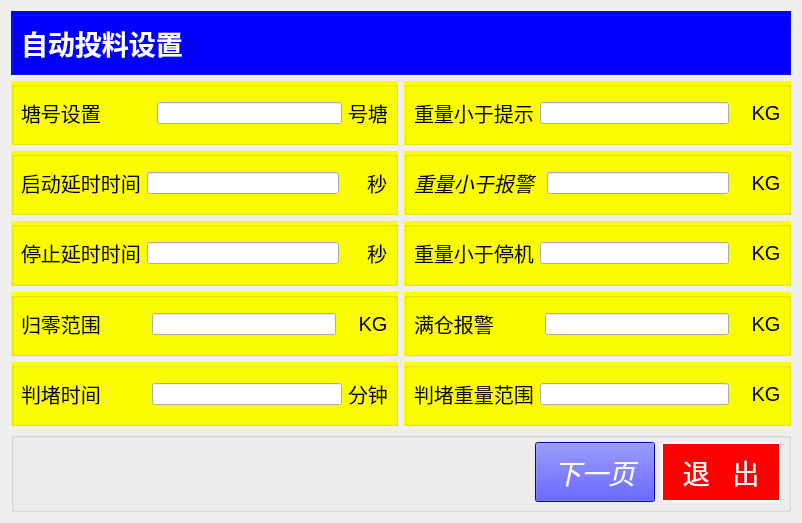
Before: the Qt Designer form chengyi_Qt4linux/form_parameter.ui in wsh01/batch-feeder, drawn with Qt 5.
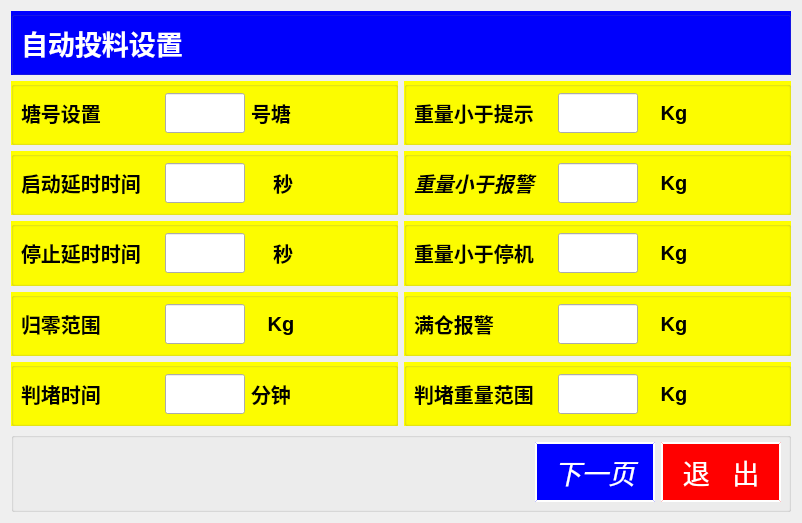
After: the same form once the commit is applied.

Patch:
```diff
--- a/chengyi_Qt4linux/form_parameter.ui
+++ b/chengyi_Qt4linux/form_parameter.ui
@@ -10,6 +10,12 @@
     <height>523</height>
    </rect>
   </property>
+  <property name="minimumSize">
+   <size>
+    <width>800</width>
+    <height>480</height>
+   </size>
+  </property>
   <property name="windowTitle">
    <string>Form</string>
   </property>
@@ -58,6 +64,136 @@
      </layout>
     </widget>
    </item>
+   <item row="2" column="0">
+    <widget class="QGroupBox" name="groupBox_10">
+     <property name="styleSheet">
+      <string notr="true">QGroupBox{ background-color:rgb(255, 255, 0);} 
+QGroupBox{ margin-top:0px;}
+QGroupBox:title {margin-top: 0px;}</string>
+     </property>
+     <property name="title">
+      <string/>
+     </property>
+     <layout class="QGridLayout" name="gridLayout_10">
+      <item row="0" column="0">
+       <widget class="QLabel" name="label_17">
+        <property name="font">
+         <font>
+          <pointsize>15</pointsize>
+          <weight>75</weight>
+          <bold>true</bold>
+         </font>
+        </property>
+        <property name="text">
+         <string>启动延时时间</string>
+        </property>
+       </widget>
+      </item>
+      <item row="0" column="1">
+       <widget class="QLineEdit" name="lineEdit_25">
+        <property name="minimumSize">
+         <size>
+          <width>80</width>
+          <height>40</height>
+         </size>
+        </property>
+        <property name="maximumSize">
+         <size>
+          <width>80</width>
+          <height>40</height>
+         </size>
+        </property>
+        <property name="font">
+         <font>
+          <pointsize>17</pointsize>
+          <weight>75</weight>
+          <bold>true</bold>
+         </font>
+        </property>
+       </widget>
+      </item>
+      <item row="0" column="2">
+       <widget class="QLabel" name="label_49">
+        <property name="font">
+         <font>
+          <pointsize>15</pointsize>
+          <weight>75</weight>
+          <bold>true</bold>
+         </font>
+        </property>
+        <property name="text">
+         <string>    秒</string>
+        </property>
+       </widget>
+      </item>
+     </layout>
+    </widget>
+   </item>
+   <item row="1" column="1">
+    <widget class="QGroupBox" name="groupBox_16">
+     <property name="styleSheet">
+      <string notr="true">QGroupBox{ background-color:rgb(255, 255, 0);} 
+QGroupBox{ margin-top:0px;}
+QGroupBox:title {margin-top: 0px;}</string>
+     </property>
+     <property name="title">
+      <string/>
+     </property>
+     <layout class="QGridLayout" name="gridLayout_16">
+      <item row="0" column="0">
+       <widget class="QLabel" name="label_23">
+        <property name="font">
+         <font>
+          <pointsize>15</pointsize>
+          <weight>75</weight>
+          <bold>true</bold>
+         </font>
+        </property>
+        <property name="text">
+         <string>重量小于提示</string>
+        </property>
+       </widget>
+      </item>
+      <item row="0" column="1">
+       <widget class="QLineEdit" name="lineEdit_31">
+        <property name="minimumSize">
+         <size>
+          <width>80</width>
+          <height>40</height>
+         </size>
+        </property>
+        <property name="maximumSize">
+         <size>
+          <width>80</width>
+          <height>40</height>
+         </size>
+        </property>
+        <property name="font">
+         <font>
+          <pointsize>17</pointsize>
+          <weight>75</weight>
+          <bold>true</bold>
+         </font>
+        </property>
+       </widget>
+      </item>
+      <item row="0" column="2">
+       <widget class="QLabel" name="label_55">
+        <property name="font">
+         <font>
+          <pointsize>15</pointsize>
+          <weight>75</weight>
+          <bold>true</bold>
+         </font>
+        </property>
+        <property name="text">
+         <string>   Kg</string>
+        </property>
+       </widget>
+      </item>
+     </layout>
+    </widget>
+   </item>
    <item row="1" column="0">
     <widget class="QGroupBox" name="groupBox_9">
      <property name="styleSheet">
@@ -74,7 +210,9 @@
         <property name="font">
          <font>
           <pointsize>15</pointsize>
+          <weight>75</weight>
           <italic>false</italic>
+          <bold>true</bold>
          </font>
         </property>
         <property name="text">
@@ -83,13 +221,35 @@
        </widget>
       </item>
       <item row="0" column="1">
-       <widget class="QLineEdit" name="lineEdit_24"/>
+       <widget class="QLineEdit" name="lineEdit_24">
+        <property name="minimumSize">
+         <size>
+          <width>80</width>
+          <height>40</height>
+         </size>
+        </property>
+        <property name="maximumSize">
+         <size>
+          <width>80</width>
+          <height>40</height>
+         </size>
+        </property>
+        <property name="font">
+         <font>
+          <pointsize>17</pointsize>
+          <weight>75</weight>
+          <bold>true</bold>
+         </font>
+        </property>
+       </widget>
       </item>
       <item row="0" column="2">
        <widget class="QLabel" name="label_48">
         <property name="font">
          <font>
           <pointsize>15</pointsize>
+          <weight>75</weight>
+          <bold>true</bold>
          </font>
         </property>
         <property name="text">
@@ -100,171 +260,6 @@
      </layout>
     </widget>
    </item>
-   <item row="1" column="1">
-    <widget class="QGroupBox" name="groupBox_16">
-     <property name="styleSheet">
-      <string notr="true">QGroupBox{ background-color:rgb(255, 255, 0);} 
-QGroupBox{ margin-top:0px;}
-QGroupBox:title {margin-top: 0px;}</string>
-     </property>
-     <property name="title">
-      <string/>
-     </property>
-     <layout class="QGridLayout" name="gridLayout_16">
-      <item row="0" column="0">
-       <widget class="QLabel" name="label_23">
-        <property name="font">
-         <font>
-          <pointsize>15</pointsize>
-         </font>
-        </property>
-        <property name="text">
-         <string>重量小于提示</string>
-        </property>
-       </widget>
-      </item>
-      <item row="0" column="1">
-       <widget class="QLineEdit" name="lineEdit_31"/>
-      </item>
-      <item row="0" column="2">
-       <widget class="QLabel" name="label_55">
-        <property name="font">
-         <font>
-          <pointsize>15</pointsize>
-         </font>
-        </property>
-        <property name="text">
-         <string>   KG</string>
-        </property>
-       </widget>
-      </item>
-     </layout>
-    </widget>
-   </item>
-   <item row="2" column="0">
-    <widget class="QGroupBox" name="groupBox_10">
-     <property name="styleSheet">
-      <string notr="true">QGroupBox{ background-color:rgb(255, 255, 0);} 
-QGroupBox{ margin-top:0px;}
-QGroupBox:title {margin-top: 0px;}</string>
-     </property>
-     <property name="title">
-      <string/>
-     </property>
-     <layout class="QGridLayout" name="gridLayout_10">
-      <item row="0" column="0">
-       <widget class="QLabel" name="label_17">
-        <property name="font">
-         <font>
-          <pointsize>15</pointsize>
-         </font>
-        </property>
-        <property name="text">
-         <string>启动延时时间</string>
-        </property>
-       </widget>
-      </item>
-      <item row="0" column="1">
-       <widget class="QLineEdit" name="lineEdit_25"/>
-      </item>
-      <item row="0" column="2">
-       <widget class="QLabel" name="label_49">
-        <property name="font">
-         <font>
-          <pointsize>15</pointsize>
-         </font>
-        </property>
-        <property name="text">
-         <string>    秒</string>
-        </property>
-       </widget>
-      </item>
-     </layout>
-    </widget>
-   </item>
-   <item row="2" column="1">
-    <widget class="QGroupBox" name="groupBox_17">
-     <property name="styleSheet">
-      <string notr="true">QGroupBox{ background-color:rgb(255, 255, 0);} 
-QGroupBox{ margin-top:0px;}
-QGroupBox:title {margin-top: 0px;}</string>
-     </property>
-     <property name="title">
-      <string/>
-     </property>
-     <layout class="QGridLayout" name="gridLayout_17">
-      <item row="0" column="0">
-       <widget class="QLabel" name="label_24">
-        <property name="font">
-         <font>
-          <pointsize>15</pointsize>
-          <italic>true</italic>
-         </font>
-        </property>
-        <property name="text">
-         <string>重量小于报警</string>
-        </property>
-       </widget>
-      </item>
-      <item row="0" column="1">
-       <widget class="QLineEdit" name="lineEdit_32"/>
-      </item>
-      <item row="0" column="2">
-       <widget class="QLabel" name="label_56">
-        <property name="font">
-         <font>
-          <pointsize>15</pointsize>
-         </font>
-        </property>
-        <property name="text">
-         <string>   KG</string>
-        </property>
-       </widget>
-      </item>
-     </layout>
-    </widget>
-   </item>
-   <item row="3" column="0">
-    <widget class="QGroupBox" name="groupBox_11">
-     <property name="styleSheet">
-      <string notr="true">QGroupBox{ background-color:rgb(255, 255, 0);} 
-QGroupBox{ margin-top:0px;}
-QGroupBox:title {margin-top: 0px;}</string>
-     </property>
-     <property name="title">
-      <string/>
-     </property>
-     <layout class="QGridLayout" name="gridLayout_11">
-      <item row="0" column="0">
-       <widget class="QLabel" name="label_18">
-        <property name="font">
-         <font>
-          <pointsize>15</pointsize>
-         </font>
-        </property>
-        <property name="text">
-         <string>停止延时时间</string>
-        </property>
-       </widget>
-      </item>
-      <item row="0" column="1">
-       <widget class="QLineEdit" name="lineEdit_26"/>
-      </item>
-      <item row="0" column="2">
-       <widget class="QLabel" name="label_50">
-        <property name="font">
-         <font>
-          <pointsize>15</pointsize>
-         </font>
-        </property>
-        <property name="text">
-         <string>    秒</string>
-        </property>
-       </widget>
-      </item>
-     </layout>
-    </widget>
-   </item>
    <item row="3" column="1">
     <widget class="QGroupBox" name="groupBox_15">
      <property name="styleSheet">
@@ -281,6 +276,8 @@
         <property name="font">
          <font>
           <pointsize>15</pointsize>
+          <weight>75</weight>
+          <bold>true</bold>
          </font>
         </property>
         <property name="text">
@@ -289,17 +286,39 @@
        </widget>
       </item>
       <item row="0" column="1">
-       <widget class="QLineEdit" name="lineEdit_30"/>
+       <widget class="QLineEdit" name="lineEdit_30">
+        <property name="minimumSize">
+         <size>
+          <width>80</width>
+          <height>40</height>
+         </size>
+        </property>
+        <property name="maximumSize">
+         <size>
+          <width>80</width>
+          <height>40</height>
+         </size>
+        </property>
+        <property name="font">
+         <font>
+          <pointsize>17</pointsize>
+          <weight>75</weight>
+          <bold>true</bold>
+         </font>
+        </property>
+       </widget>
       </item>
       <item row="0" column="2">
        <widget class="QLabel" name="label_54">
         <property name="font">
          <font>
           <pointsize>15</pointsize>
+          <weight>75</weight>
+          <bold>true</bold>
          </font>
         </property>
         <property name="text">
-         <string>   KG</string>
+         <string>   Kg</string>
         </property>
        </widget>
       </item>
@@ -322,6 +341,8 @@
         <property name="font">
          <font>
           <pointsize>15</pointsize>
+          <weight>75</weight>
+          <bold>true</bold>
          </font>
         </property>
         <property name="text">
@@ -330,58 +351,39 @@
        </widget>
       </item>
       <item row="0" column="1">
-       <widget class="QLineEdit" name="lineEdit_27"/>
+       <widget class="QLineEdit" name="lineEdit_27">
+        <property name="minimumSize">
+         <size>
+          <width>80</width>
+          <height>40</height>
+         </size>
+        </property>
+        <property name="maximumSize">
+         <size>
+          <width>80</width>
+          <height>40</height>
+         </size>
+        </property>
+        <property name="font">
+         <font>
+          <pointsize>17</pointsize>
+          <weight>75</weight>
+          <bold>true</bold>
+         </font>
+        </property>
+       </widget>
       </item>
       <item row="0" column="2">
        <widget class="QLabel" name="label_51">
         <property name="font">
          <font>
           <pointsize>15</pointsize>
+          <weight>75</weight>
+          <bold>true</bold>
          </font>
         </property>
         <property name="text">
-         <string>   KG</string>
-        </property>
-       </widget>
-      </item>
-     </layout>
-    </widget>
-   </item>
-   <item row="4" column="1">
-    <widget class="QGroupBox" name="groupBox_13">
-     <property name="styleSheet">
-      <string notr="true">QGroupBox{ background-color:rgb(255, 255, 0);} 
-QGroupBox{ margin-top:0px;}
-QGroupBox:title {margin-top: 0px;}</string>
-     </property>
-     <property name="title">
-      <string/>
-     </property>
-     <layout class="QGridLayout" name="gridLayout_13">
-      <item row="0" column="0">
-       <widget class="QLabel" name="label_20">
-        <property name="font">
-         <font>
-          <pointsize>15</pointsize>
-         </font>
-        </property>
-        <property name="text">
-         <string>满仓报警        </string>
-        </property>
-       </widget>
-      </item>
-      <item row="0" column="1">
-       <widget class="QLineEdit" name="lineEdit_28"/>
-      </item>
-      <item row="0" column="2">
-       <widget class="QLabel" name="label_52">
-        <property name="font">
-         <font>
-          <pointsize>15</pointsize>
-         </font>
-        </property>
-        <property name="text">
-         <string>   KG</string>
+         <string>   Kg</string>
         </property>
        </widget>
       </item>
@@ -404,6 +406,8 @@
         <property name="font">
          <font>
           <pointsize>15</pointsize>
+          <weight>75</weight>
+          <bold>true</bold>
          </font>
         </property>
         <property name="text">
@@ -412,13 +416,35 @@
        </widget>
       </item>
       <item row="0" column="1">
-       <widget class="QLineEdit" name="lineEdit_23"/>
+       <widget class="QLineEdit" name="lineEdit_23">
+        <property name="minimumSize">
+         <size>
+          <width>80</width>
+          <height>40</height>
+         </size>
+        </property>
+        <property name="maximumSize">
+         <size>
+          <width>80</width>
+          <height>40</height>
+         </size>
+        </property>
+        <property name="font">
+         <font>
+          <pointsize>17</pointsize>
+          <weight>75</weight>
+          <bold>true</bold>
+         </font>
+        </property>
+       </widget>
       </item>
       <item row="0" column="2">
        <widget class="QLabel" name="label_47">
         <property name="font">
          <font>
           <pointsize>15</pointsize>
+          <weight>75</weight>
+          <bold>true</bold>
          </font>
         </property>
         <property name="text">
@@ -440,11 +466,50 @@
       <string/>
      </property>
      <layout class="QGridLayout" name="gridLayout_14">
+      <item row="0" column="1">
+       <widget class="QLineEdit" name="lineEdit_29">
+        <property name="minimumSize">
+         <size>
+          <width>80</width>
+          <height>40</height>
+         </size>
+        </property>
+        <property name="maximumSize">
+         <size>
+          <width>80</width>
+          <height>40</height>
+         </size>
+        </property>
+        <property name="font">
+         <font>
+          <pointsize>17</pointsize>
+          <weight>75</weight>
+          <bold>true</bold>
+         </font>
+        </property>
+       </widget>
+      </item>
+      <item row="0" column="2">
+       <widget class="QLabel" name="label_53">
+        <property name="font">
+         <font>
+          <pointsize>15</pointsize>
+          <weight>75</weight>
+          <bold>true</bold>
+         </font>
+        </property>
+        <property name="text">
+         <string>   Kg</string>
+        </property>
+       </widget>
+      </item>
       <item row="0" column="0">
        <widget class="QLabel" name="label_21">
         <property name="font">
          <font>
           <pointsize>15</pointsize>
+          <weight>75</weight>
+          <bold>true</bold>
          </font>
         </property>
         <property name="text">
@@ -452,21 +517,6 @@
         </property>
        </widget>
       </item>
-      <item row="0" column="1">
-       <widget class="QLineEdit" name="lineEdit_29"/>
-      </item>
-      <item row="0" column="2">
-       <widget class="QLabel" name="label_53">
-        <property name="font">
-         <font>
-          <pointsize>15</pointsize>
-         </font>
-        </property>
-        <property name="text">
-         <string>   KG</string>
-        </property>
-       </widget>
-      </item>
      </layout>
     </widget>
    </item>
@@ -513,7 +563,11 @@
          </font>
         </property>
         <property name="styleSheet">
-         <string notr="true">QPushButton { background-color:rgb(0, 0, 255);color:rgb(255, 255, 255);} 
+         <string notr="true">QPushButton { background-color:rgb(0, 0, 255);
+color:rgb(255, 255, 255); 
+border-style: outset;
+                           	border-width: 2px;
+	                         border-color: white;}
 QPushButton:hover { background-color: rgb(0, 100, 255); }
 </string>
         </property>
@@ -558,6 +612,202 @@
      </layout>
     </widget>
    </item>
+   <item row="4" column="1">
+    <widget class="QGroupBox" name="groupBox_13">
+     <property name="styleSheet">
+      <string notr="true">QGroupBox{ background-color:rgb(255, 255, 0);} 
+QGroupBox{ margin-top:0px;}
+QGroupBox:title {margin-top: 0px;}</string>
+     </property>
+     <property name="title">
+      <string/>
+     </property>
+     <layout class="QGridLayout" name="gridLayout_13">
+      <item row="0" column="0">
+       <widget class="QLabel" name="label_20">
+        <property name="font">
+         <font>
+          <pointsize>15</pointsize>
+          <weight>75</weight>
+          <bold>true</bold>
+         </font>
+        </property>
+        <property name="text">
+         <string>满仓报警        </string>
+        </property>
+       </widget>
+      </item>
+      <item row="0" column="1">
+       <widget class="QLineEdit" name="lineEdit_28">
+        <property name="minimumSize">
+         <size>
+          <width>80</width>
+          <height>40</height>
+         </size>
+        </property>
+        <property name="maximumSize">
+         <size>
+          <width>80</width>
+          <height>40</height>
+         </size>
+        </property>
+        <property name="font">
+         <font>
+          <pointsize>17</pointsize>
+          <weight>75</weight>
+          <bold>true</bold>
+         </font>
+        </property>
+       </widget>
+      </item>
+      <item row="0" column="2">
+       <widget class="QLabel" name="label_52">
+        <property name="font">
+         <font>
+          <pointsize>15</pointsize>
+          <weight>75</weight>
+          <bold>true</bold>
+         </font>
+        </property>
+        <property name="text">
+         <string>   Kg</string>
+        </property>
+       </widget>
+      </item>
+     </layout>
+    </widget>
+   </item>
+   <item row="2" column="1">
+    <widget class="QGroupBox" name="groupBox_17">
+     <property name="styleSheet">
+      <string notr="true">QGroupBox{ background-color:rgb(255, 255, 0);} 
+QGroupBox{ margin-top:0px;}
+QGroupBox:title {margin-top: 0px;}</string>
+     </property>
+     <property name="title">
+      <string/>
+     </property>
+     <layout class="QGridLayout" name="gridLayout_17">
+      <item row="0" column="0">
+       <widget class="QLabel" name="label_24">
+        <property name="font">
+         <font>
+          <pointsize>15</pointsize>
+          <weight>75</weight>
+          <italic>true</italic>
+          <bold>true</bold>
+         </font>
+        </property>
+        <property name="text">
+         <string>重量小于报警</string>
+        </property>
+       </widget>
+      </item>
+      <item row="0" column="1">
+       <widget class="QLineEdit" name="lineEdit_32">
+        <property name="minimumSize">
+         <size>
+          <width>80</width>
+          <height>40</height>
+         </size>
+        </property>
+        <property name="maximumSize">
+         <size>
+          <width>80</width>
+          <height>40</height>
+         </size>
+        </property>
+        <property name="font">
+         <font>
+          <pointsize>17</pointsize>
+          <weight>75</weight>
+          <bold>true</bold>
+         </font>
+        </property>
+       </widget>
+      </item>
+      <item row="0" column="2">
+       <widget class="QLabel" name="label_56">
+        <property name="font">
+         <font>
+          <pointsize>15</pointsize>
+          <weight>75</weight>
+          <bold>true</bold>
+         </font>
+        </property>
+        <property name="text">
+         <string>   Kg</string>
+        </property>
+       </widget>
+      </item>
+     </layout>
+    </widget>
+   </item>
+   <item row="3" column="0">
+    <widget class="QGroupBox" name="groupBox_11">
+     <property name="styleSheet">
+      <string notr="true">QGroupBox{ background-color:rgb(255, 255, 0);} 
+QGroupBox{ margin-top:0px;}
+QGroupBox:title {margin-top: 0px;}</string>
+     </property>
+     <property name="title">
+      <string/>
+     </property>
+     <layout class="QGridLayout" name="gridLayout_11">
+      <item row="0" column="0">
+       <widget class="QLabel" name="label_18">
+        <property name="font">
+         <font>
+          <pointsize>15</pointsize>
+          <weight>75</weight>
+          <bold>true</bold>
+         </font>
+        </property>
+        <property name="text">
+         <string>停止延时时间</string>
+        </property>
+       </widget>
+      </item>
+      <item row="0" column="1">
+       <widget class="QLineEdit" name="lineEdit_26">
+        <property name="minimumSize">
+         <size>
+          <width>80</width>
+          <height>40</height>
+         </size>
+        </property>
+        <property name="maximumSize">
+         <size>
+          <width>80</width>
+          <height>40</height>
+         </size>
+        </property>
+        <property name="font">
+         <font>
+          <pointsize>17</pointsize>
+          <weight>75</weight>
+          <bold>true</bold>
+         </font>
+        </property>
+       </widget>
+      </item>
+      <item row="0" column="2">
+       <widget class="QLabel" name="label_50">
+        <property name="font">
+         <font>
+          <pointsize>15</pointsize>
+          <weight>75</weight>
+          <bold>true</bold>
+         </font>
+        </property>
+        <property name="text">
+         <string>    秒</string>
+        </property>
+       </widget>
+      </item>
+     </layout>
+    </widget>
+   </item>
   </layout>
  </widget>
  <resources/>
```
Left out of the diff: 14 changed lines with no effect on the pictures.
